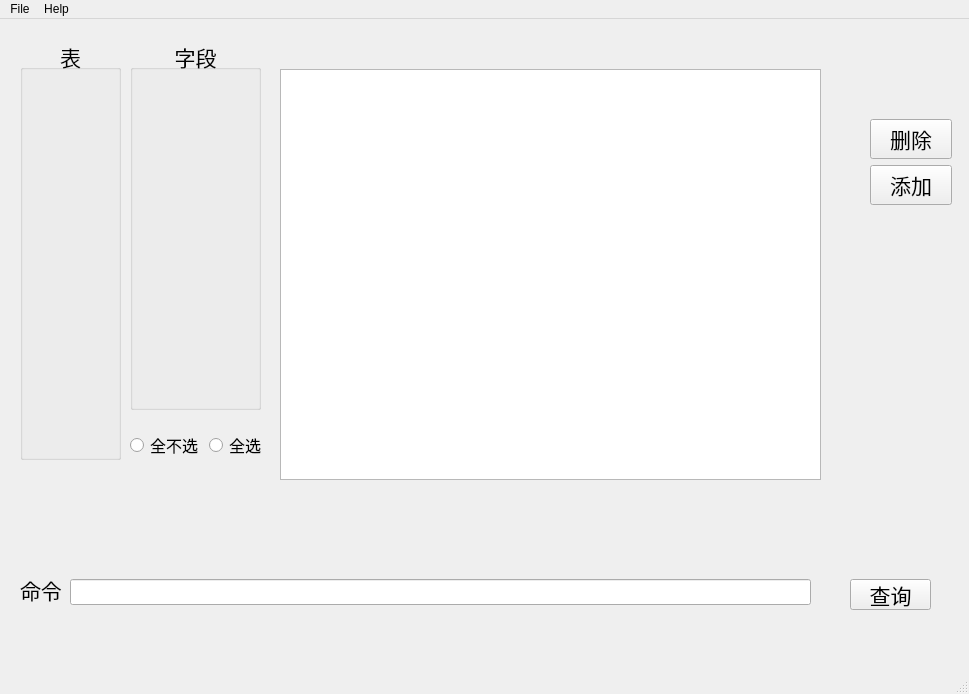
Before: the Qt Designer form ui_src/sqlite3_main.ui in akira4O4/PyQt5_Face_Recognition, drawn with Qt 5.
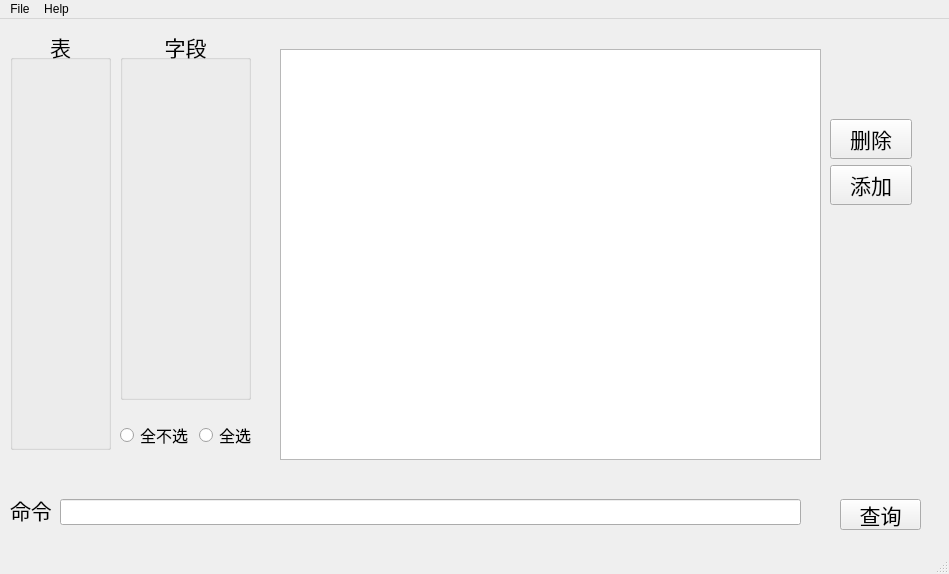
After: the same form once the commit is applied.

Commit message: add func:read file path

The edit to the form file:
```diff
--- a/ui_src/sqlite3_main.ui
+++ b/ui_src/sqlite3_main.ui
@@ -6,8 +6,8 @@
    <rect>
     <x>0</x>
     <y>0</y>
-    <width>969</width>
-    <height>694</height>
+    <width>949</width>
+    <height>574</height>
    </rect>
   </property>
   <property name="windowTitle">
@@ -17,8 +17,8 @@
    <widget class="QPushButton" name="btn_query">
     <property name="geometry">
      <rect>
-      <x>850</x>
-      <y>560</y>
+      <x>840</x>
+      <y>480</y>
       <width>81</width>
       <height>31</height>
      </rect>
@@ -35,8 +35,8 @@
    <widget class="QLineEdit" name="lineEdit_commont">
     <property name="geometry">
      <rect>
-      <x>70</x>
-      <y>560</y>
+      <x>60</x>
+      <y>480</y>
       <width>741</width>
       <height>26</height>
      </rect>
@@ -45,8 +45,8 @@
    <widget class="QLabel" name="label_field_2">
     <property name="geometry">
      <rect>
-      <x>20</x>
-      <y>550</y>
+      <x>10</x>
+      <y>470</y>
       <width>61</width>
       <height>41</height>
      </rect>
@@ -63,8 +63,8 @@
    <widget class="QGroupBox" name="groupBox_table">
     <property name="geometry">
      <rect>
-      <x>20</x>
-      <y>20</y>
+      <x>10</x>
+      <y>10</y>
       <width>101</width>
       <height>421</height>
      </rect>
@@ -84,8 +84,8 @@
    <widget class="QGroupBox" name="groupBox_field">
     <property name="geometry">
      <rect>
-      <x>130</x>
-      <y>20</y>
+      <x>120</x>
+      <y>10</y>
       <width>131</width>
       <height>371</height>
      </rect>
@@ -106,16 +106,16 @@
     <property name="geometry">
      <rect>
       <x>280</x>
-      <y>50</y>
+      <y>30</y>
       <width>541</width>
       <height>411</height>
      </rect>
     </property>
    </widget>
-   <widget class="QWidget" name="">
+   <widget class="QWidget" name="layoutWidget">
     <property name="geometry">
      <rect>
-      <x>870</x>
+      <x>830</x>
       <y>100</y>
       <width>82</width>
       <height>88</height>
@@ -153,11 +153,11 @@
      </item>
     </layout>
    </widget>
-   <widget class="QWidget" name="">
+   <widget class="QWidget" name="layoutWidget">
     <property name="geometry">
      <rect>
-      <x>130</x>
-      <y>410</y>
+      <x>120</x>
+      <y>400</y>
       <width>138</width>
       <height>32</height>
      </rect>
@@ -196,7 +196,7 @@
     <rect>
      <x>0</x>
      <y>0</y>
-     <width>969</width>
+     <width>949</width>
      <height>23</height>
     </rect>
    </property>
```
Left out of the diff: 1 changed line with no effect on the pictures. The commit also changes 2 other files.
